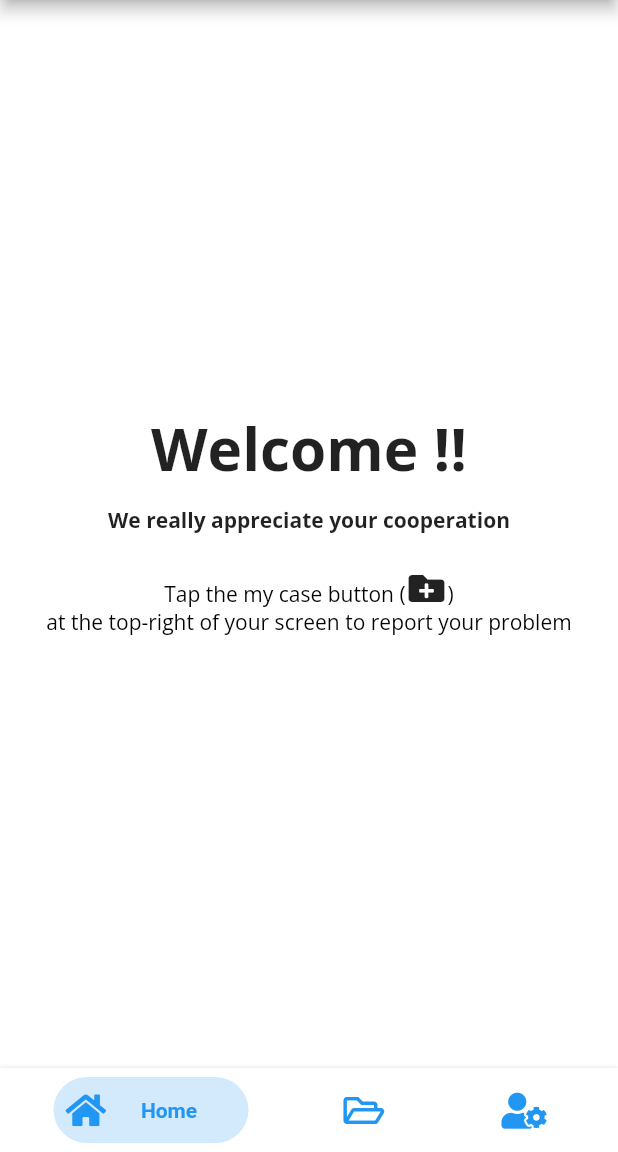
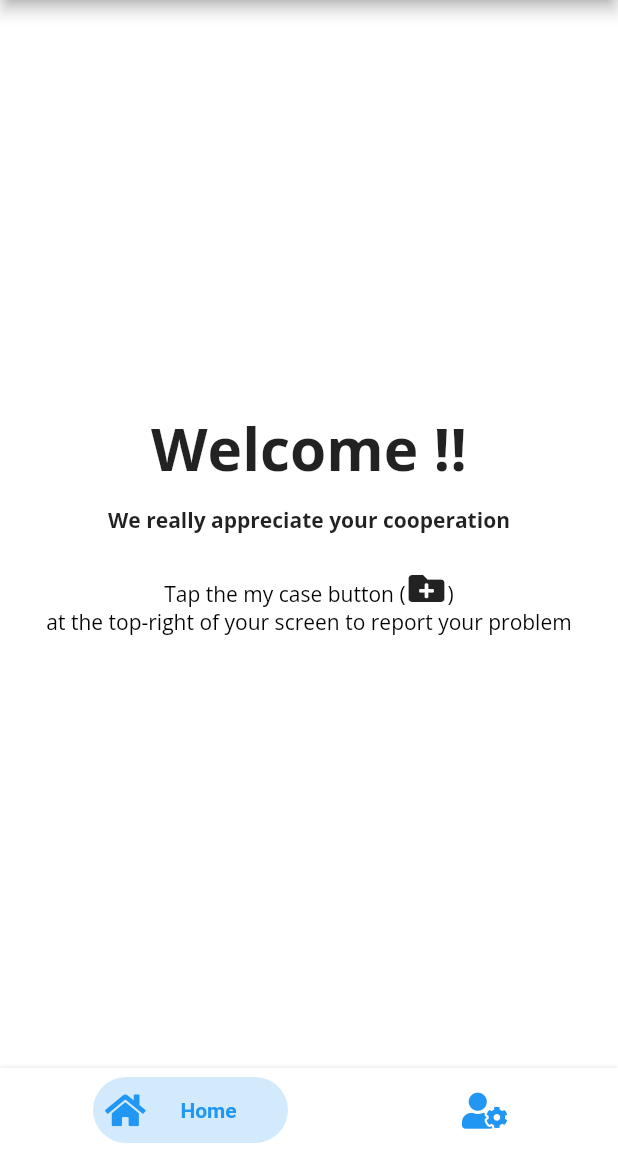
Before and after one commit to Nuttawut503/integrated-project, a Flutter app: the HomeScreen screen opened directly with empty values, on a phone screen of 412 x 824 dp, the part 84-1236 px from its top. Run offline on Flutter 3.47's test engine with Material 2 defaults, Android fonts, the phone set to English and light mode, and no system bars; drawn by our look-alikes of bottom_navy_bar; our stand-ins replace badges, bloc, cloud_firestore, equatable, firebase_auth, firebase_storage and 6 more; accounts and stored records are empty.

Commit message:
Fix debug code

```diff
--- a/lib/view/home_screen.dart
+++ b/lib/view/home_screen.dart
@@ -52,7 +52,7 @@ class _HomeScreenState extends State<HomeScreen> {
             },
             children: <Widget>[
               GreetingScreen(isLawyer: widget._currentUser['is_lawyer'],),
-              if (!widget._currentUser['is_lawyer'])
+              if (widget._currentUser['is_lawyer'])
                 MissingCasesScreen(currentUser: widget._currentUser),
               SettingScreen(
                 currentUser: widget._currentUser,
@@ -74,7 +74,7 @@ class _HomeScreenState extends State<HomeScreen> {
                   title: Text('Home', textAlign: TextAlign.center,),
                   icon: Icon(FontAwesomeIcons.home),
                 ),
-                if (!widget._currentUser['is_lawyer'])
+                if (widget._currentUser['is_lawyer'])
                   BottomNavyBarItem(
                     title: Text('Emergency', textAlign: TextAlign.center,),
                     icon: Icon(FontAwesomeIcons.folderOpen),
```
